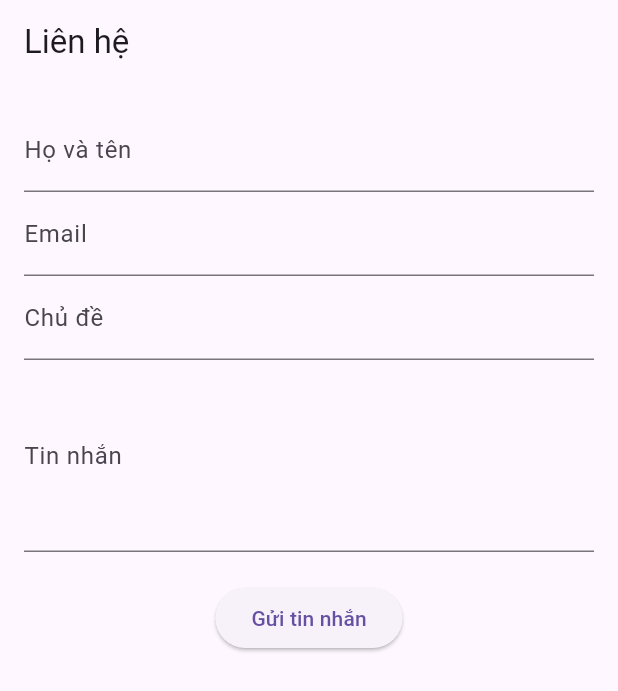
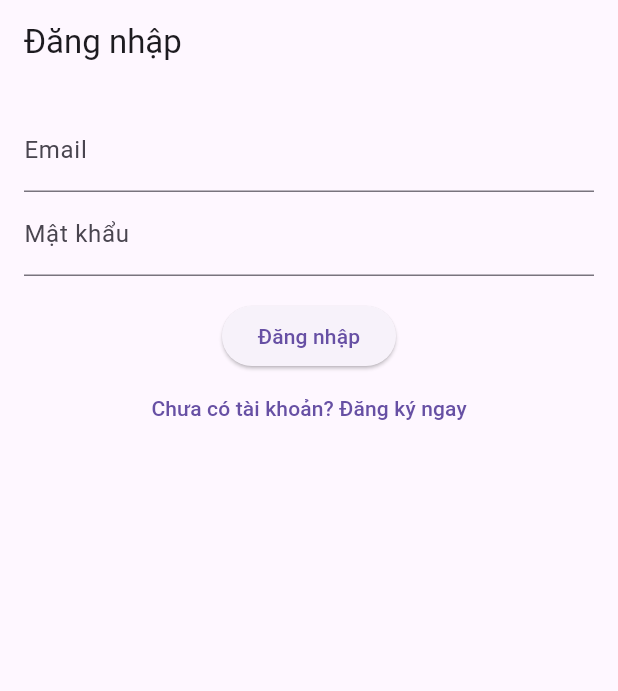
Before and after one commit to tranquocdong1/shop_mobile, a Flutter app: the screen it shows after launch, on a phone screen of 412 x 824 dp. Shown: the top 691 px of the screen. Run offline on Flutter 3.47's test engine with Material 3 defaults, Android fonts, the phone set to English and light mode, and no system bars; our stand-ins replace dio.

Commit message:
login and register logic

```diff
--- a/lib/main.dart
+++ b/lib/main.dart
@@ -1,5 +1,7 @@
 import 'package:flutter/material.dart';
-import '../screens/contact_screen.dart';
+import 'package:mobile_app_shop/screens/home_screen.dart';
+import 'screens/login_screen.dart';
+import 'screens/register_screen.dart';
 
 void main() {
   runApp(MyApp());
@@ -10,7 +12,12 @@ class MyApp extends StatelessWidget {
   Widget build(BuildContext context) {
     return MaterialApp(
       debugShowCheckedModeBanner: false,
-      home: ContactScreen(),
+      initialRoute: "/login", // Trang đầu tiên là Login
+      routes: {
+        "/login": (context) => LoginScreen(),
+        "/register": (context) => RegisterScreen(),
+        "/home": (context) => HomeScreen(),
+      },
     );
   }
 }
--- /dev/null
+++ b/lib/screens/login_screen.dart
@@ -0,0 +1,54 @@
+import 'package:flutter/material.dart';
+import '../services/auth_service.dart';
+
+class LoginScreen extends StatefulWidget {
+  @override
+  _LoginScreenState createState() => _LoginScreenState();
+}
+
+class _LoginScreenState extends State<LoginScreen> {
+  final TextEditingController _emailController = TextEditingController();
+  final TextEditingController _passwordController = TextEditingController();
+  final AuthService _authService = AuthService();
+
+  void _login() async {
+    final response = await _authService.loginUser(
+      _emailController.text,
+      _passwordController.text,
+    );
+
+    if (response["success"]) {
+      Navigator.pushReplacementNamed(context, "/home"); // Chuyển đến Home nếu đăng nhập thành công
+    } else {
+      ScaffoldMessenger.of(context).showSnackBar(
+        SnackBar(
+          content: Text("Đăng nhập thất bại! Sai email hoặc mật khẩu."),
+          backgroundColor: Colors.red,
+        ),
+      );
+    }
+  }
+
+  void _goToRegister() {
+    Navigator.pushNamed(context, "/register"); // Chuyển sang trang Đăng ký
+  }
+
+  @override
+  Widget build(BuildContext context) {
+    return Scaffold(
+      appBar: AppBar(title: Text("Đăng nhập")),
+      body: Padding(
+        padding: EdgeInsets.all(16),
+        child: Column(
+          children: [
+            TextField(controller: _emailController, decoration: InputDecoration(labelText: "Email")),
+            TextField(controller: _passwordController, decoration: InputDecoration(labelText: "Mật khẩu"), obscureText: true),
+            SizedBox(height: 16),
+            ElevatedButton(onPressed: _login, child: Text("Đăng nhập")),
+            TextButton(onPressed: _goToRegister, child: Text("Chưa có tài khoản? Đăng ký ngay")),
+          ],
+        ),
+      ),
+    );
+  }
+}
--- a/pubspec.yaml
+++ b/pubspec.yaml
@@ -17,6 +17,7 @@ dependencies:
   http: ^1.2.0
   provider: ^6.1.2
   shared_preferences: ^2.2.3
+  dio: ^5.8.0+1
 
 dev_dependencies:
   flutter_test:
```
Also changed, not shown: lib/screens/home_screen.dart (added, +27 -0 lines), lib/screens/register_screen.dart (added, +66 -0 lines), lib/services/auth_service.dart (added, +43 -0 lines), pubspec.lock.
